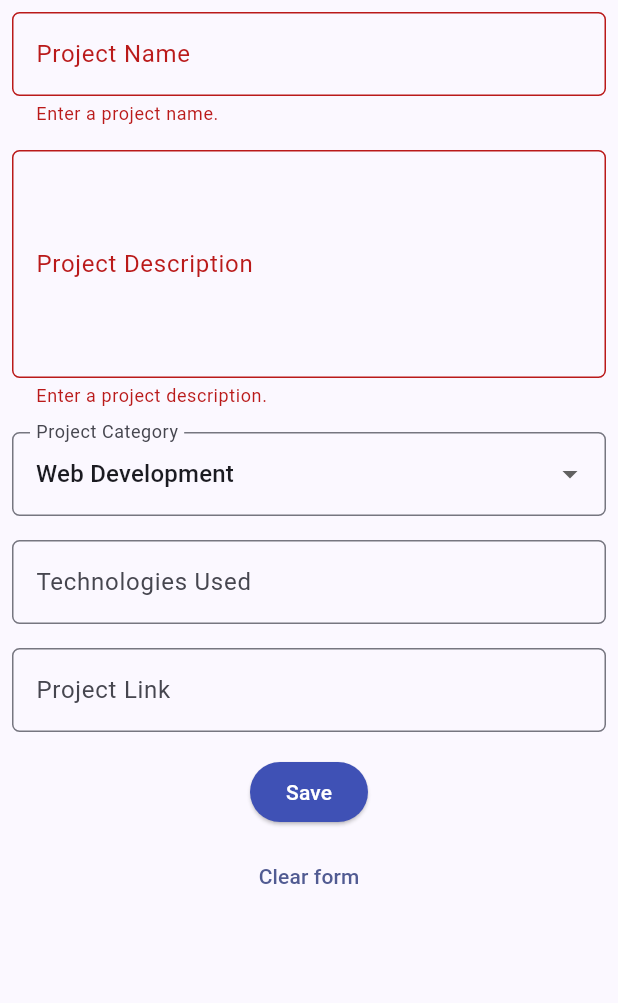
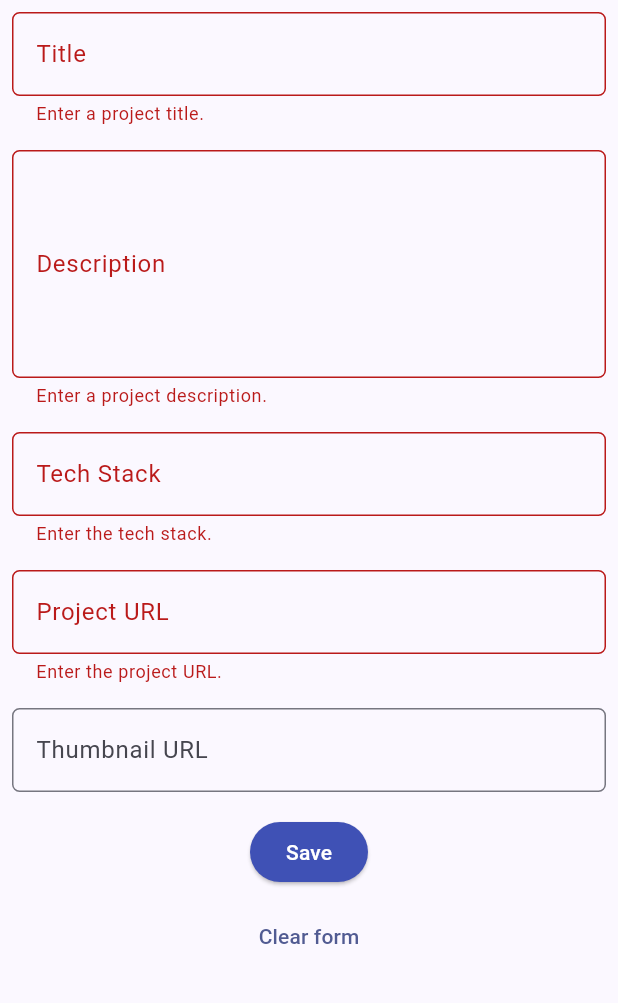
Before and after one commit to anginputih-droid/myportofolio_mobile, a Flutter app: the ProjectFormPage screen opened directly, after a tap on "Save", on a phone screen of 412 x 824 dp, the part 84-1087 px from its top. Run offline on Flutter 3.47's test engine with Material 3 defaults, Android fonts, the phone set to English and light mode, and no system bars; our stand-ins replace material_ui; generated files the repository leaves out were written again.

Commit message:
feat: guard add project with login and save projects to the API

```diff
--- a/lib/screens/project_form.dart
+++ b/lib/screens/project_form.dart
@@ -1,5 +1,10 @@
 import 'package:material_ui/material_ui.dart';
+import 'package:myportofolio_mobile/models/project.dart';
+import 'package:myportofolio_mobile/services/api_client.dart';
+import 'package:myportofolio_mobile/services/auth_state.dart';
+import 'package:myportofolio_mobile/widgets/auth_guard.dart';
 import 'package:myportofolio_mobile/widgets/left_drawer.dart';
+import 'package:provider/provider.dart';
 
 class ProjectFormPage extends StatefulWidget {
   const ProjectFormPage({super.key});
@@ -11,41 +16,124 @@ class ProjectFormPage extends StatefulWidget {
 class _ProjectFormPageState extends State<ProjectFormPage> {
   final _formKey = GlobalKey<FormState>();
 
-  String _projectName = "";
+  // Same fields as ProjectSerializer in the Django repo.
+  String _title = "";
   String _description = "";
-  String _category = "Web Development"; // default
-  String _technologies = "";
-  String _projectLink = "";
+  String _techStack = "";
+  String _projectUrl = "";
+  String _thumbnail = "";
+  bool _isSubmitting = false;
 
-  final List<String> _categories = [
-    'Web Development',
-    'Mobile Development',
-    'Machine Learning',
-    'Data Science',
-    'Other',
-  ];
+  // True when the text looks like a full http(s) link.
+  bool _isValidUrl(String value) {
+    final uri = Uri.tryParse(value);
+    return uri != null &&
+        (uri.scheme == 'http' || uri.scheme == 'https') &&
+        uri.host.isNotEmpty;
+  }
 
-   // Empties every field and puts the form back to how it started.
+  // Empties every field and puts the form back to how it started.
   void _clearForm() {
     _formKey.currentState!.reset();
     setState(() {
-      _projectName = "";
+      _title = "";
       _description = "";
-      _category = "Web Development";
-      _technologies = "";
-      _projectLink = "";
+      _techStack = "";
+      _projectUrl = "";
+      _thumbnail = "";
     });
+  }
+
+  Future<void> _submit() async {
+    if (!_formKey.currentState!.validate()) return;
+
+    // Make sure we have a token before sending the POST request.
+    final loggedIn = await ensureLoggedIn(context);
+    if (!loggedIn || !mounted) return;
+
+    final auth = context.read<AuthState>();
+    final apiClient = context.read<ApiClient>();
+    final newProject = Project(
+      title: _title.trim(),
+      description: _description.trim(),
+      techStack: _techStack.trim(),
+      projectUrl: _projectUrl.trim(),
+      thumbnail: _thumbnail.trim(),
+    );
+
+    setState(() {
+      _isSubmitting = true;
+    });
+
+    try {
+      final saved = await apiClient.createProject(
+        newProject,
+        token: auth.token!,
+      );
+      if (!mounted) return;
+      showDialog(
+        context: context,
+        builder: (context) {
+          return AlertDialog(
+            title: const Text('Project added successfully!'),
+            content: SingleChildScrollView(
+              child: Column(
+                crossAxisAlignment: CrossAxisAlignment.start,
+                children: [
+                  Text('Title: ${saved.title}'),
+                  Text('Description: ${saved.description}'),
+                  Text('Tech Stack: ${saved.techStack}'),
+                  Text('Project URL: ${saved.projectUrl}'),
+                  if (saved.thumbnail.isNotEmpty)
+                    Text('Thumbnail: ${saved.thumbnail}'),
+                ],
+              ),
+            ),
+            actions: [
+              TextButton(
+                child: const Text('OK'),
+                onPressed: () {
+                  Navigator.pop(context);
+                  _clearForm();
+                },
+              ),
+            ],
+          );
+        },
+      );
+    } on ApiException catch (e) {
+      if (!mounted) return;
+      if (e.statusCode == 401) {
+        // The token is no longer valid: log out and ask to log in again.
+        await auth.logout();
+        if (!mounted) return;
+        ScaffoldMessenger.of(context).showSnackBar(
+          const SnackBar(
+            content: Text('Your session ended. Please log in again.'),
+          ),
+        );
+        await ensureLoggedIn(context);
+      } else {
+        ScaffoldMessenger.of(context).showSnackBar(
+          SnackBar(
+            content: Text('Could not save the project (${e.statusCode}).'),
+          ),
+        );
+      }
+    } finally {
+      if (mounted) {
+        setState(() {
+          _isSubmitting = false;
+        });
+      }
+    }
   }
 
   @override
   Widget build(BuildContext context) {
     return Scaffold(
       appBar: AppBar(
-        title: const Center(
-          child: Text(
-            'Add Project Form',
-          ),
-        ),
+        title: const Center(child: Text('Add Project Form')),
         backgroundColor: Colors.indigo,
         foregroundColor: Colors.white,
       ),
@@ -56,25 +144,25 @@ class _ProjectFormPageState extends State<ProjectFormPage> {
           child: Column(
             crossAxisAlignment: CrossAxisAlignment.start,
             children: [
-              // === Project Name ===
+              // === Title ===
               Padding(
                 padding: const EdgeInsets.all(8.0),
                 child: TextFormField(
                   decoration: InputDecoration(
-                    hintText: "Project Name",
-                    labelText: "Project Name",
+                    hintText: "Project Title",
+                    labelText: "Title",
                     border: OutlineInputBorder(
                       borderRadius: BorderRadius.circular(5.0),
                     ),
                   ),
                   onChanged: (String? value) {
                     setState(() {
-                      _projectName = value!;
+                      _title = value!;
                     });
                   },
                   validator: (String? value) {
                     if (value == null || value.trim().isEmpty) {
-                      return "Enter a project name.";
+                      return "Enter a project title.";
                     }
                     return null;
                   },
@@ -88,7 +176,7 @@ class _ProjectFormPageState extends State<ProjectFormPage> {
                   maxLines: 5,
                   decoration: InputDecoration(
                     hintText: "Project Description",
-                    labelText: "Project Description",
+                    labelText: "Description",
                     border: OutlineInputBorder(
                       borderRadius: BorderRadius.circular(5.0),
                     ),
@@ -107,66 +195,85 @@ class _ProjectFormPageState extends State<ProjectFormPage> {
                 ),
               ),
 
-              // === Category ===
-              Padding(
-                padding: const EdgeInsets.all(8.0),
-                child: DropdownButtonFormField<String>(
-                  isExpanded: true,
-                  decoration: InputDecoration(
-                    labelText: "Project Category",
-                    border: OutlineInputBorder(
-                      borderRadius: BorderRadius.circular(5.0),
-                    ),
-                  ),
-                  initialValue: _category,
-                  items: _categories
-                      .map((category) => DropdownMenuItem(
-                            value: category,
-                            child: Text(category),
-                          ))
-                      .toList(),
-                  onChanged: (String? newValue) {
-                    setState(() {
-                      _category = newValue!;
-                    });
-                  },
-                ),
-              ),
-
-              // === Technologies ===
+              // === Tech Stack ===
               Padding(
                 padding: const EdgeInsets.all(8.0),
                 child: TextFormField(
                   decoration: InputDecoration(
                     hintText: "Example: Flutter, Django, Figma",
-                    labelText: "Technologies Used",
+                    labelText: "Tech Stack",
                     border: OutlineInputBorder(
                       borderRadius: BorderRadius.circular(5.0),
                     ),
                   ),
                   onChanged: (String? value) {
                     setState(() {
-                      _technologies = value!;
+                      _techStack = value!;
                     });
+                  },
+                  validator: (String? value) {
+                    if (value == null || value.trim().isEmpty) {
+                      return "Enter the tech stack.";
+                    }
+                    return null;
                   },
                 ),
               ),
 
-              // === Project Link ===
+              // === Project URL ===
               Padding(
                 padding: const EdgeInsets.all(8.0),
                 child: TextFormField(
+                  keyboardType: TextInputType.url,
                   decoration: InputDecoration(
-                    hintText: "Project URL (optional)",
-                    labelText: "Project Link",
+                    hintText: "https://github.com/...",
+                    labelText: "Project URL",
                     border: OutlineInputBorder(
                       borderRadius: BorderRadius.circular(5.0),
                     ),
                   ),
                   onChanged: (String? value) {
                     setState(() {
-                      _projectLink = value!;
+                      _projectUrl = value!;
                     });
+                  },
+                  validator: (String? value) {
+                    if (value == null || value.trim().isEmpty) {
+                      return "Enter the project URL.";
+                    }
+                    if (!_isValidUrl(value.trim())) {
+                      return "Enter a valid URL starting with http:// or https://";
+                    }
+                    return null;
+                  },
+                ),
+              ),
+
+              // === Thumbnail URL (optional) ===
+              Padding(
+                padding: const EdgeInsets.all(8.0),
+                child: TextFormField(
+                  keyboardType: TextInputType.url,
+                  decoration: InputDecoration(
+                    hintText: "Image URL (optional)",
+                    labelText: "Thumbnail URL",
+                    border: OutlineInputBorder(
+                      borderRadius: BorderRadius.circular(5.0),
+                    ),
+                  ),
+                  onChanged: (String? value) {
+                    setState(() {
+                      _thumbnail = value!;
+                    });
+                  },
+                  validator: (String? value) {
+                    if (value == null || value.trim().isEmpty) {
+                      return null; // optional
+                    }
+                    if (!_isValidUrl(value.trim())) {
+                      return "Enter a valid URL starting with http:// or https://";
+                    }
+                    return null;
                   },
                 ),
               ),
@@ -178,46 +285,19 @@ class _ProjectFormPageState extends State<ProjectFormPage> {
                   padding: const EdgeInsets.all(8.0),
                   child: ElevatedButton(
                     style: ButtonStyle(
-                      backgroundColor:
-                          WidgetStateProperty.all(Colors.indigo),
+                      backgroundColor: WidgetStateProperty.all(Colors.indigo),
                     ),
-                    onPressed: () {
-                      if (_formKey.currentState!.validate()) {
-                        showDialog(
-                          context: context,
-                          builder: (context) {
-                            return AlertDialog(
-                              title: const Text('Project added successfully!'),
-                              content: SingleChildScrollView(
-                                child: Column(
-                                  crossAxisAlignment: CrossAxisAlignment.start,
-                                  children: [
-                                    Text('Project Name: $_projectName'),
-                                    Text('Description: $_description'),
-                                    Text('Category: $_category'),
-                                    Text('Technologies: $_technologies'),
-                                    Text('Link: $_projectLink'),
-                                  ],
-                                ),
-                              ),
-                              actions: [
-                                TextButton(
-                                  child: const Text('OK'),
-                                  onPressed: () {
-                                    Navigator.pop(context);
-                                    _formKey.currentState!.reset();
-                                  },
-                                ),
-                              ],
-                            );
-                          },
-                        );
-                      }
-                    },
-                    child: const Text(
-                      "Save",
-                      style: TextStyle(color: Colors.white),
-                    ),
+                    onPressed: _isSubmitting ? null : _submit,
+                    child: _isSubmitting
+                        ? const SizedBox(
+                            height: 20,
+                            width: 20,
+                            child: CircularProgressIndicator(strokeWidth: 2),
+                          )
+                        : const Text(
+                            "Save",
+                            style: TextStyle(color: Colors.white),
+                          ),
                   ),
                 ),
               ),
--- a/lib/widgets/left_drawer.dart
+++ b/lib/widgets/left_drawer.dart
@@ -2,19 +2,25 @@ import 'package:material_ui/material_ui.dart';
 import 'package:myportofolio_mobile/screens/menu.dart';
 import 'package:myportofolio_mobile/screens/project_form.dart';
 import 'package:myportofolio_mobile/screens/experience_form.dart';
+import 'package:myportofolio_mobile/screens/login_screen.dart';
+import 'package:myportofolio_mobile/screens/project_list_screen.dart';
+import 'package:myportofolio_mobile/services/auth_state.dart';
+import 'package:myportofolio_mobile/widgets/auth_guard.dart';
+import 'package:provider/provider.dart';
 
 class LeftDrawer extends StatelessWidget {
   const LeftDrawer({super.key});
 
   @override
   Widget build(BuildContext context) {
+    // watch() rebuilds the drawer when the user logs in or out.
+    final isLoggedIn = context.watch<AuthState>().isLoggedIn;
+
     return Drawer(
       child: ListView(
         children: [
           const DrawerHeader(
-            decoration: BoxDecoration(
-              color: Colors.indigo,
-            ),
+            decoration: BoxDecoration(color: Colors.indigo),
             child: Column(
               crossAxisAlignment: CrossAxisAlignment.start,
               children: [
@@ -35,10 +41,7 @@ class LeftDrawer extends StatelessWidget {
                     'Explore personal projects and experiences!',
                     maxLines: 2,
                     overflow: TextOverflow.ellipsis,
-                    style: TextStyle(
-                      fontSize: 15,
-                      color: Colors.white,
-                    ),
+                    style: TextStyle(fontSize: 15, color: Colors.white),
                   ),
                 ),
               ],
@@ -51,8 +54,18 @@ class LeftDrawer extends StatelessWidget {
             onTap: () {
               Navigator.pushReplacement(
                 context,
+                MaterialPageRoute(builder: (context) => MyHomePage()),
+              );
+            },
+          ),
+          ListTile(
+            leading: const Icon(Icons.folder_outlined),
+            title: const Text('View Projects'),
+            onTap: () {
+              Navigator.push(
+                context,
                 MaterialPageRoute(
-                  builder: (context) => MyHomePage(),
+                  builder: (context) => const ProjectListScreen(),
                 ),
               );
             },
@@ -60,11 +73,15 @@ class LeftDrawer extends StatelessWidget {
           ListTile(
             leading: const Icon(Icons.add_circle_outline),
             title: const Text('Add Project'),
-            // Navigate to the Add Project screen
-            onTap: () {
+            // Log in first if needed, then open the Add Project screen
+            onTap: () async {
+              final loggedIn = await ensureLoggedIn(context);
+              if (!loggedIn || !context.mounted) return;
               Navigator.push(
                 context,
-                MaterialPageRoute(builder: (context) => const ProjectFormPage()),
+                MaterialPageRoute(
+                  builder: (context) => const ProjectFormPage(),
+                ),
               );
             },
           ),
@@ -75,10 +92,35 @@ class LeftDrawer extends StatelessWidget {
             onTap: () {
               Navigator.push(
                 context,
-                MaterialPageRoute(builder: (context) => const ExperienceFormPage()),
+                MaterialPageRoute(
+                  builder: (context) => const ExperienceFormPage(),
+                ),
               );
             },
           ),
+          if (!isLoggedIn)
+            ListTile(
+              leading: const Icon(Icons.login),
+              title: const Text('Login'),
+              onTap: () {
+                Navigator.push(
+                  context,
+                  MaterialPageRoute(builder: (context) => const LoginScreen()),
+                );
+              },
+            )
+          else
+            ListTile(
+              leading: const Icon(Icons.logout),
+              title: const Text('Logout'),
+              onTap: () async {
+                final messenger = ScaffoldMessenger.of(context);
+                await context.read<AuthState>().logout();
+                messenger.showSnackBar(
+                  const SnackBar(content: Text('You have logged out.')),
+                );
+              },
+            ),
         ],
       ),
     );
```
Also changed, not shown: lib/widgets/project_card.dart (+41 -9 lines).
